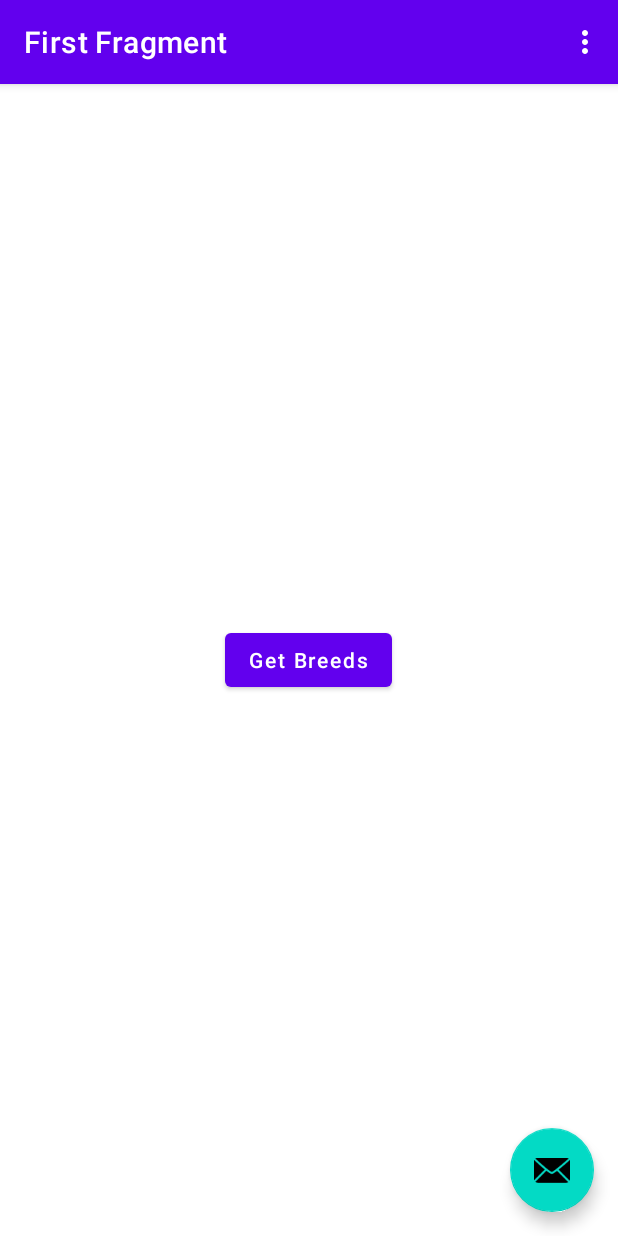
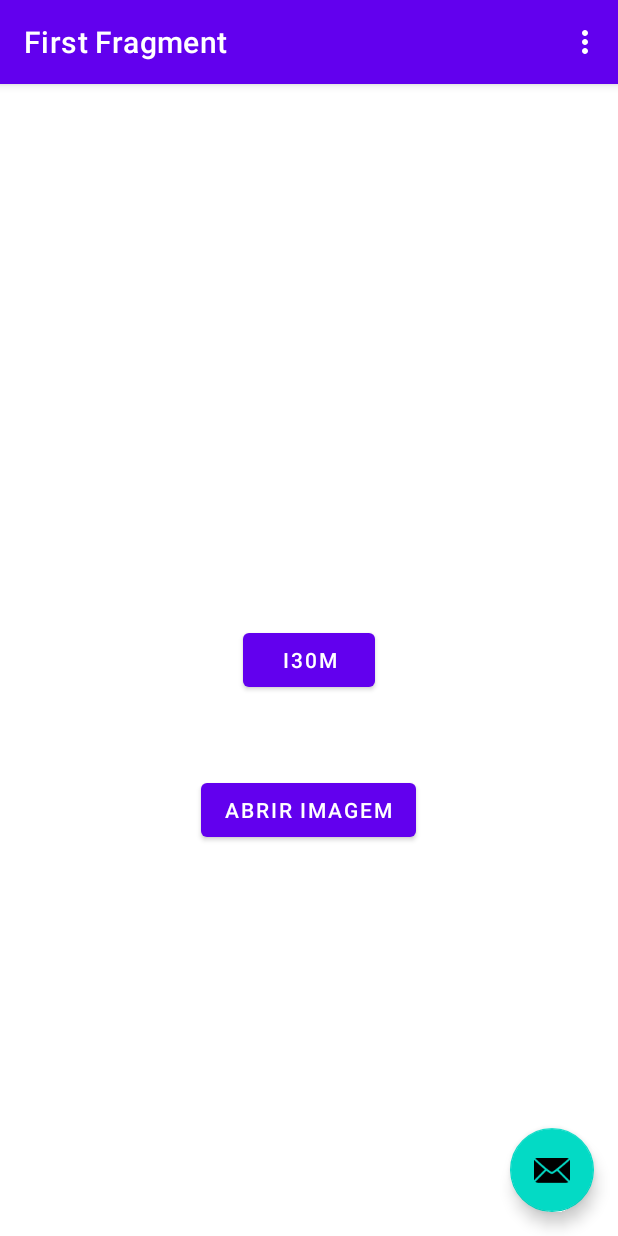
Before and after one commit to joneserick/i30m, an Android app: the screen it shows after launch (MainActivity), on a phone screen of 412 x 824 dp. Run offline under Robolectric (Android 15) with nearby library versions, the phone set to English and light mode, and no system bars; our stand-ins replace navigation-ui.

Commit message:
setup cat image service layer

```diff
--- a/app/src/main/java/br/com/stefick/i30m/features/breed/presentation/BreedFragment.kt
+++ b/app/src/main/java/br/com/stefick/i30m/features/breed/presentation/BreedFragment.kt
@@ -67,4 +67,8 @@ class BreedFragment : Fragment(), BreedContract.View {
             Snackbar.LENGTH_LONG
         ).show()
     }
+
+    override fun displayBreed(breed: BreedResponse) {
+        TODO("Not yet implemented")
+    }
 }
--- /dev/null
+++ b/app/src/main/java/br/com/stefick/i30m/features/images/network/IImageRepository.kt
@@ -0,0 +1,22 @@
+package br.com.stefick.i30m.features.images.network
+
+import br.com.stefick.i30m.features.images.models.Cat
+import br.com.stefick.i30m.features.images.models.ImagesResponse
+import kotlinx.coroutines.flow.Flow
+import retrofit2.http.Path
+import retrofit2.http.Query
+
+interface IImageRepository {
+
+    suspend fun getCatImages(): Flow<ArrayList<ImagesResponse>>
+
+    suspend fun getCatImageById(@Path("image_id") imageId: String): Flow<Cat>
+
+    suspend fun getCatImageById(
+        @Path("image_id") imageId: String,
+        @Query("sub_id") subId: String,
+        @Query("size") size: Short,
+        @Query("include_vote") includeVote: Boolean,
+        @Query("include_favorites") includeFavorites: Boolean
+    ): Flow<Cat>
+}
--- /dev/null
+++ b/app/src/main/java/br/com/stefick/i30m/features/images/network/ImagesApi.kt
@@ -0,0 +1,25 @@
+package br.com.stefick.i30m.features.images.network
+
+import br.com.stefick.i30m.features.images.models.Cat
+import br.com.stefick.i30m.features.images.models.ImagesResponse
+import retrofit2.http.GET
+import retrofit2.http.Path
+import retrofit2.http.Query
+
+interface ImagesApi {
+
+    @GET("images/search")
+    suspend fun getCatImages(): ArrayList<ImagesResponse>
+
+    @GET("images/{image_id}")
+    suspend fun getCatImageById(@Path("image_id") imageId: String): Cat
+
+    @GET("images/{image_id}")
+    suspend fun getCatImageById(
+        @Path("image_id") imageId: String,
+        @Query("sub_id") subId: String,
+        @Query("size") size: Short,
+        @Query("include_vote") includeVote: Boolean,
+        @Query("include_favorites") includeFavorites: Boolean
+    ): Cat
+}
--- /dev/null
+++ b/app/src/main/java/br/com/stefick/i30m/features/images/network/ImagesDataSource.kt
@@ -0,0 +1,21 @@
+package br.com.stefick.i30m.features.images.network
+
+import br.com.stefick.i30m.features.images.models.Cat
+import br.com.stefick.i30m.features.images.models.ImagesResponse
+import retrofit2.http.Path
+import retrofit2.http.Query
+
+interface ImagesDataSource {
+
+    suspend fun getCatImages(): ArrayList<ImagesResponse>
+
+    suspend fun getCatImageById(@Path("image_id") imageId: String): Cat
+
+    suspend fun getCatImageById(
+        @Path("image_id") imageId: String,
+        @Query("sub_id") subId: String,
+        @Query("size") size: Short,
+        @Query("include_vote") includeVote: Boolean,
+        @Query("include_favorites") includeFavorites: Boolean
+    ): Cat
+}
--- /dev/null
+++ b/app/src/main/java/br/com/stefick/i30m/features/images/presentation/CatImagesContract.kt
@@ -0,0 +1,19 @@
+package br.com.stefick.i30m.features.images.presentation
+
+import br.com.stefick.i30m.features.images.models.Cat
+import br.com.stefick.i30m.features.images.models.ImagesResponse
+
+interface CatImagesContract {
+    interface View {
+        fun displayCats(images: ArrayList<ImagesResponse>)
+        fun goToCatDetails()
+        fun displayError(error: Throwable)
+        fun showLoading()
+        fun dismissLoading()
+    }
+
+    interface Presenter {
+        fun loadCatImages()
+        fun getCatDetail(imageId: String)
+    }
+}
--- /dev/null
+++ b/app/src/main/java/br/com/stefick/i30m/features/images/presentation/CatImagesPresenter.kt
@@ -0,0 +1,36 @@
+package br.com.stefick.i30m.features.images.presentation
+
+import br.com.stefick.i30m.features.images.network.IImageRepository
+import kotlinx.coroutines.CoroutineScope
+import kotlinx.coroutines.flow.catch
+import kotlinx.coroutines.flow.collect
+import kotlinx.coroutines.flow.onCompletion
+import kotlinx.coroutines.flow.onStart
+import kotlinx.coroutines.launch
+
+class CatImagesPresenter(
+    val view: CatImagesContract.View,
+    val repository: IImageRepository,
+    val coroutineScope: CoroutineScope
+) : CatImagesContract.Presenter {
+
+    override fun loadCatImages() {
+        coroutineScope.launch {
+            repository.getCatImages()
+                .onStart { view.showLoading() }
+                .onCompletion { view.dismissLoading() }
+                .catch { error ->
+                    view.displayError(error)
+                }
+                .collect { response ->
+                    view.displayCats(response)
+                }
+        }
+    }
+
+    override fun getCatDetail(imageId: String) {
+        TODO("Not yet implemented")
+    }
+
+
+}
--- /dev/null
+++ b/app/src/main/java/br/com/stefick/i30m/features/images/presentation/CatListFragment.kt
@@ -0,0 +1,59 @@
+package br.com.stefick.i30m.features.images.presentation
+
+import android.os.Bundle
+import android.view.LayoutInflater
+import android.view.View
+import android.view.ViewGroup
+import androidx.fragment.app.Fragment
+import androidx.lifecycle.lifecycleScope
+import br.com.stefick.i30m.databinding.FragmentCatListBinding
+import br.com.stefick.i30m.features.images.models.ImagesResponse
+import br.com.stefick.i30m.features.images.network.ImageRemoteService
+import br.com.stefick.i30m.features.images.network.ImageRepository
+
+class CatListFragment : Fragment(), CatImagesContract.View {
+
+    private lateinit var mBinding: FragmentCatListBinding
+    private lateinit var mPresenter: CatImagesPresenter
+
+    override fun onCreateView(
+        inflater: LayoutInflater, container: ViewGroup?,
+        savedInstanceState: Bundle?
+    ): View {
+        mBinding = FragmentCatListBinding.inflate(inflater, container, false)
+        return mBinding.root
+    }
+
+    override fun onViewCreated(view: View, savedInstanceState: Bundle?) {
+        super.onViewCreated(view, savedInstanceState)
+        mPresenter = CatImagesPresenter(this, ImageRepository(ImageRemoteService()), lifecycleScope)
+        mBinding.btRequestCats.setOnClickListener {
+            mPresenter.loadCatImages()
+        }
+    }
+
+    companion object {
+        @JvmStatic
+        fun newInstance(param1: String, param2: String) =
+            CatListFragment()
+    }
+
+    override fun displayCats(images: ArrayList<ImagesResponse>) {
+
+    }
+
+    override fun goToCatDetails() {
+    }
+
+    override fun displayError(error: Throwable) {
+        error.printStackTrace()
+    }
+
+    override fun showLoading() {
+        mBinding.loading.visibility = View.VISIBLE
+    }
+
+    override fun dismissLoading() {
+        mBinding.loading.visibility = View.GONE
+    }
+}
--- /dev/null
+++ b/app/src/main/res/layout/fragment_cat_list.xml
@@ -0,0 +1,31 @@
+<?xml version="1.0" encoding="utf-8"?>
+<FrameLayout xmlns:android="http://schemas.android.com/apk/res/android"
+    xmlns:tools="http://schemas.android.com/tools"
+    android:layout_width="match_parent"
+    android:layout_height="match_parent"
+    tools:context=".features.images.presentation.CatListFragment">
+
+    <ProgressBar
+        android:id="@+id/loading"
+        android:layout_width="wrap_content"
+        android:layout_height="wrap_content"
+        android:visibility="gone"
+        android:layout_gravity="center"
+        android:layout_marginBottom="50dp" />
+
+    <Button
+        android:id="@+id/bt_request_cats"
+        android:layout_width="wrap_content"
+        android:layout_height="wrap_content"
+        android:layout_gravity="center"
+        android:text="@string/app_name" />
+
+    <Button
+        android:id="@+id/bt_open_image"
+        android:layout_width="wrap_content"
+        android:layout_height="wrap_content"
+        android:layout_gravity="center"
+        android:layout_marginTop="100dp"
+        android:text="@string/open_cat_image" />
+
+</FrameLayout>
--- a/app/src/main/res/navigation/nav_graph.xml
+++ b/app/src/main/res/navigation/nav_graph.xml
@@ -3,12 +3,11 @@
     xmlns:app="http://schemas.android.com/apk/res-auto"
     xmlns:tools="http://schemas.android.com/tools"
     android:id="@+id/nav_graph"
-    app:startDestination="@id/BreedFragment">
+    app:startDestination="@id/CatListFragment">
 
     <fragment
-        android:id="@+id/BreedFragment"
-        android:name="br.com.stefick.i30m.features.breed.presentation.BreedFragment"
+        android:id="@+id/CatListFragment"
+        android:name="br.com.stefick.i30m.features.images.presentation.CatListFragment"
         android:label="@string/first_fragment_label"
-        tools:layout="@layout/fragment_breed">
-    </fragment>
+        tools:layout="@layout/fragment_breed" />
 </navigation>
--- a/app/src/main/res/values/strings.xml
+++ b/app/src/main/res/values/strings.xml
@@ -18,4 +18,5 @@
     <string name="timeout_error_msg">Erro ao carregar dados, comunicaçao lenta.</string>
     <string name="generic_error_message">Erro genérico, por favor checar o log</string>
     <string name="str_breeds">Get Breeds</string>
+    <string name="open_cat_image">Abrir imagem</string>
 </resources>
```
Also changed, not shown: app/src/main/java/br/com/stefick/i30m/features/images/models/Cat.kt (added, +18 -0 lines), app/src/main/java/br/com/stefick/i30m/features/images/network/ImageRemoteService.kt (added, +25 -0 lines), app/src/main/java/br/com/stefick/i30m/features/images/network/ImageRepository.kt (added, +42 -0 lines), app/src/main/java/br/com/stefick/i30m/features/images/presentation/ImagesApi.kt (deleted, +0 -11 lines).
